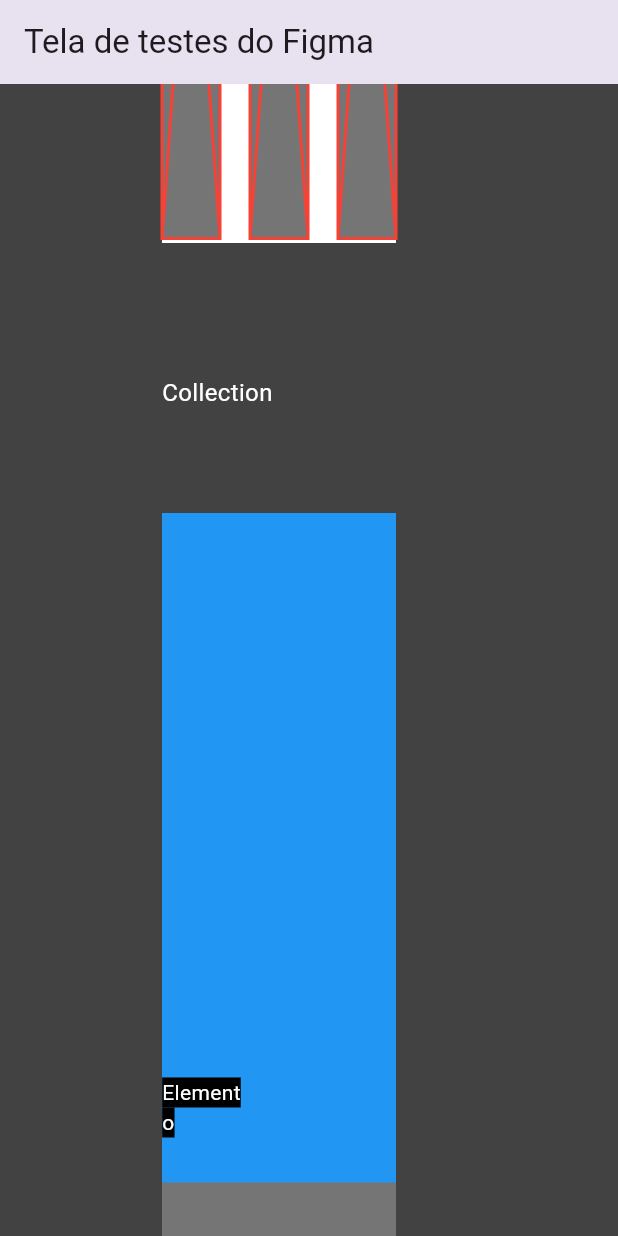
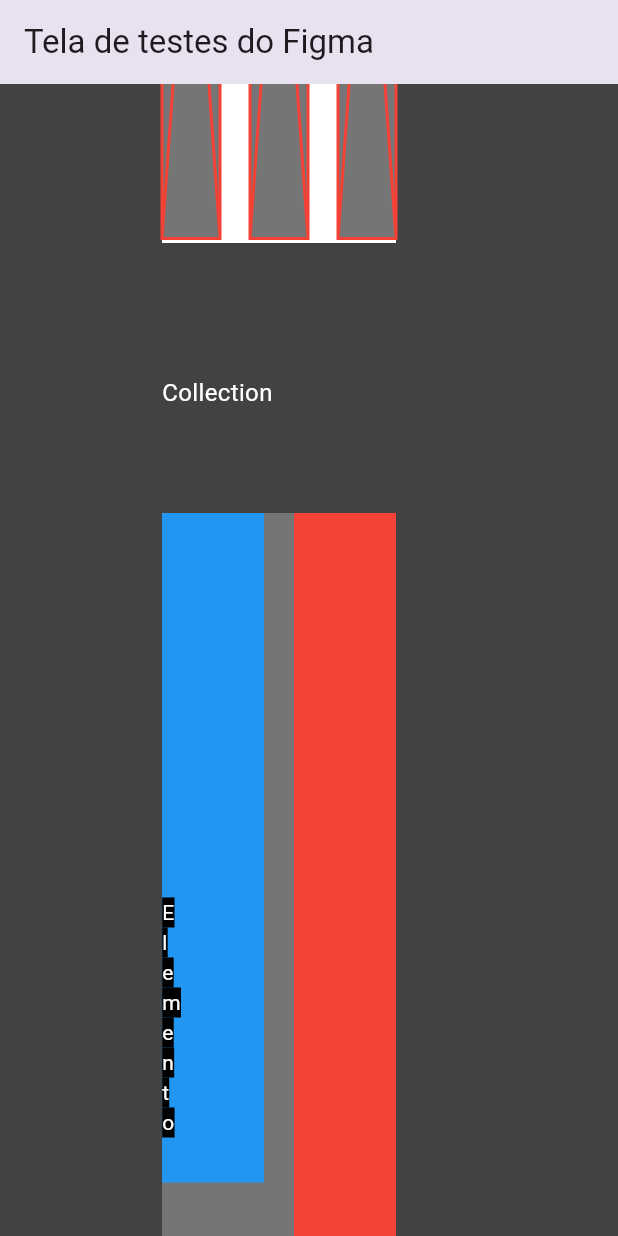
Before and after one commit to mhbm/flutterTestes, a Flutter app: the screen it shows after launch, scrolled down 1152 dp, on a phone screen of 412 x 824 dp. Run offline on Flutter 3.47's test engine with Material 3 defaults, Android fonts, the phone set to English and light mode, and no system bars.

Commit message:
Fixing elements in Collections
Signed-off-by: Mateus Macedo <mhbassomacedo@gmail.com>

```diff
--- a/lib/main.dart
+++ b/lib/main.dart
@@ -242,6 +242,76 @@ class _MyHomePageState extends State<MyHomePage> {
                                     ],
                                   ),
                                 ),
+                                SizedBox(width: 20),
+                                Expanded(
+                                    flex: 1,
+                                    child: Column(
+                                      children: [
+                                        Expanded(
+                                          flex: 2,
+                                          child: Column(
+                                            children: [
+                                              Expanded(
+                                                child: Container(
+                                                  color: Colors.red,
+                                                  child: Expanded(
+                                                    child: Container(
+                                                      alignment:
+                                                          Alignment.bottomRight,
+                                                      padding:
+                                                          const EdgeInsets.only(
+                                                        bottom: 30,
+                                                        right: 100,
+                                                      ),
+                                                      child: const Text(
+                                                        'Elemento',
+                                                        style: TextStyle(
+                                                          color: Colors.white,
+                                                          backgroundColor:
+                                                              Colors.black,
+                                                        ),
+                                                      ),
+                                                    ),
+                                                  ),
+                                                ),
+                                              ),
+                                            ],
+                                          ),
+                                        ),
+                                        SizedBox(height: 180),
+                                        Expanded(
+                                          flex: 1,
+                                          child: Column(
+                                            children: [
+                                              Expanded(
+                                                child: Container(
+                                                  color: Colors.yellow,
+                                                  child: Expanded(
+                                                    child: Container(
+                                                      alignment:
+                                                          Alignment.bottomRight,
+                                                      padding:
+                                                          const EdgeInsets.only(
+                                                        bottom: 30,
+                                                        right: 100,
+                                                      ),
+                                                      child: const Text(
+                                                        'Elemento',
+                                                        style: TextStyle(
+                                                          color: Colors.white,
+                                                          backgroundColor:
+                                                              Colors.black,
+                                                        ),
+                                                      ),
+                                                    ),
+                                                  ),
+                                                ),
+                                              ),
+                                            ],
+                                          ),
+                                        ),
+                                      ],
+                                    )),
                               ],
                             ),
                           ),
```
